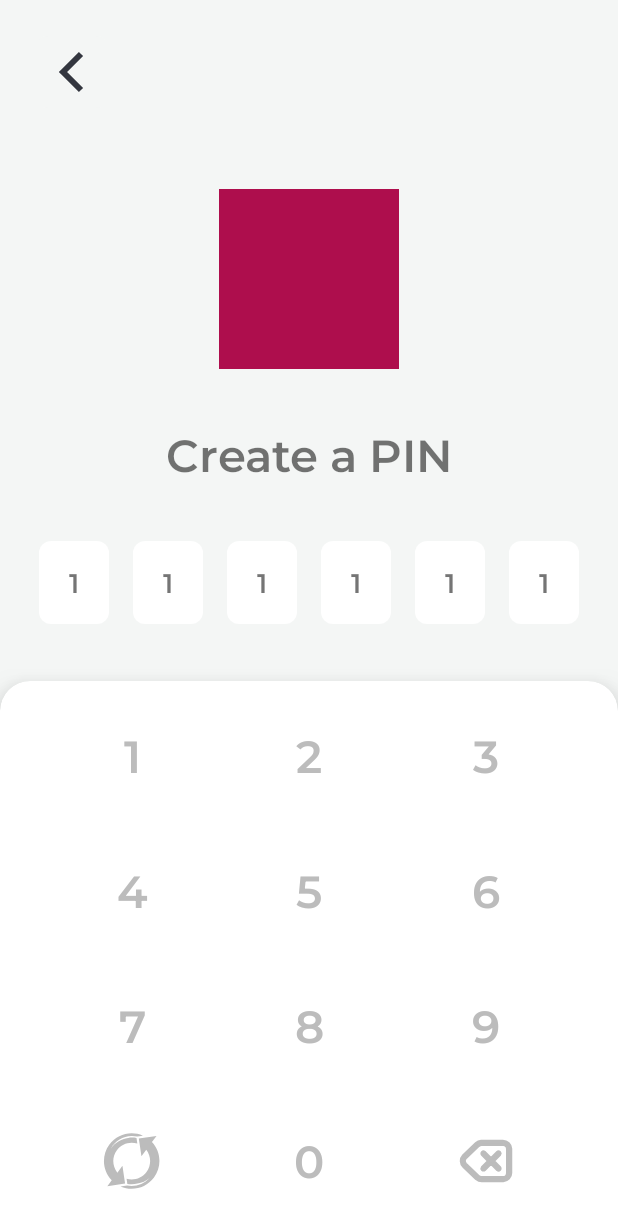
After one commit to javokhirakramjonov/AnorBank, an Android app: the PinCodeScreen screen opened through its navigation route, on a phone screen of 412 x 824 dp. The commit adds this screen. Shown: the top 1228 px of the screen. Run offline under Robolectric (Android 15) with nearby library versions, the phone set to English and light mode, and no system bars; our stand-ins replace Dagger/Hilt's generated code; libraries missing offline, so code that uses them is left out: by.kirich1409.viewbindingdelegate.

Commit message:
pinCodeScreen added

```diff
--- /dev/null
+++ b/app/src/main/java/uz/gita/anorbank/ui/screen/PinCodeScreen.kt
@@ -0,0 +1,44 @@
+package uz.gita.anorbank.ui.screen
+
+import android.os.Bundle
+import android.view.View
+import androidx.fragment.app.Fragment
+import androidx.fragment.app.viewModels
+import androidx.navigation.fragment.findNavController
+import by.kirich1409.viewbindingdelegate.viewBinding
+import uz.gita.anorbank.R
+import uz.gita.anorbank.databinding.ScreenPinCodeBinding
+import uz.gita.anorbank.ui.viewModel.PinCodeScreenVM
+import uz.gita.anorbank.ui.viewModel.impl.PinCodeScreenVMImpl
+
+class PinCodeScreen : Fragment(R.layout.screen_pin_code) {
+    private val viewModel: PinCodeScreenVM by viewModels<PinCodeScreenVMImpl>()
+    private val binding by viewBinding(ScreenPinCodeBinding::bind)
+
+    override fun onCreate(savedInstanceState: Bundle?) {
+        super.onCreate(savedInstanceState)
+        viewModel.goBackLD.observe(this) {
+            findNavController().popBackStack()
+        }
+    }
+
+    override fun onViewCreated(view: View, savedInstanceState: Bundle?) = with(binding) {
+        codeButton1.setOnClickListener {pressNumber(codeButton1.text.toString())}
+        codeButton2.setOnClickListener {pressNumber(codeButton2.text.toString())}
+        codeButton3.setOnClickListener {pressNumber(codeButton3.text.toString())}
+        codeButton4.setOnClickListener {pressNumber(codeButton4.text.toString())}
+        codeButton5.setOnClickListener {pressNumber(codeButton5.text.toString())}
+        codeButton6.setOnClickListener {pressNumber(codeButton6.text.toString())}
+        codeButton7.setOnClickListener {pressNumber(codeButton7.text.toString())}
+        codeButton8.setOnClickListener {pressNumber(codeButton8.text.toString())}
+        codeButton9.setOnClickListener {pressNumber(codeButton9.text.toString())}
+        codeButton10.setOnClickListener {}
+        codeButton11.setOnClickListener {pressNumber(codeButton11.text.toString())}
+        codeButton12.setOnClickListener {}
+        Unit
+    }
+
+    private fun pressNumber(digit: String) {
+
+    }
+}
--- a/app/src/main/java/uz/gita/anorbank/ui/screen/VerificationScreen.kt
+++ b/app/src/main/java/uz/gita/anorbank/ui/screen/VerificationScreen.kt
@@ -11,7 +11,6 @@ import androidx.navigation.fragment.navArgs
 import by.kirich1409.viewbindingdelegate.viewBinding
 import dagger.hilt.android.AndroidEntryPoint
 import uz.gita.anorbank.R
-import uz.gita.anorbank.data.model.simple.RegisterModel
 import uz.gita.anorbank.databinding.ScreenVerifyBinding
 import uz.gita.anorbank.ui.viewModel.VerificationScreenVM
 import uz.gita.anorbank.ui.viewModel.impl.VerificationScreenVMImpl
@@ -28,6 +27,9 @@ class VerificationScreen : Fragment(R.layout.screen_verify) {
         super.onCreate(savedInstanceState)
         viewModel.goBackLD.observe(this) {
             findNavController().popBackStack()
+        }
+        viewModel.goPinCodeScreenLD.observe(this) {
+            findNavController().navigate(R.id.action_verificationScreen_to_pinCodeScreen)
         }
     }
 
--- /dev/null
+++ b/app/src/main/java/uz/gita/anorbank/ui/viewModel/PinCodeScreenVM.kt
@@ -0,0 +1,10 @@
+package uz.gita.anorbank.ui.viewModel
+
+import androidx.lifecycle.LiveData
+
+interface PinCodeScreenVM {
+    val goBackLD: LiveData<Unit>
+
+
+    fun goBack()
+}
--- a/app/src/main/java/uz/gita/anorbank/ui/viewModel/VerificationScreenVM.kt
+++ b/app/src/main/java/uz/gita/anorbank/ui/viewModel/VerificationScreenVM.kt
@@ -11,6 +11,7 @@ interface VerificationScreenVM {
     val errorMessageLD: LiveData<String>
     val resendButtonStateLD: LiveData<Boolean>
     val sendCodeButtonLD: LiveData<Boolean>
+    val goPinCodeScreenLD: LiveData<Unit>
 
     fun resend(user: RegisterModel)
     fun sendCode(code: String)
--- /dev/null
+++ b/app/src/main/java/uz/gita/anorbank/ui/viewModel/impl/PinCodeScreenVMImpl.kt
@@ -0,0 +1,13 @@
+package uz.gita.anorbank.ui.viewModel.impl
+
+import androidx.lifecycle.MutableLiveData
+import androidx.lifecycle.ViewModel
+import uz.gita.anorbank.ui.viewModel.PinCodeScreenVM
+
+class PinCodeScreenVMImpl : ViewModel(), PinCodeScreenVM {
+    override val goBackLD = MutableLiveData<Unit>()
+
+    override fun goBack() {
+        goBackLD.value = Unit
+    }
+}
--- a/app/src/main/java/uz/gita/anorbank/ui/viewModel/impl/VerificationScreenVMImpl.kt
+++ b/app/src/main/java/uz/gita/anorbank/ui/viewModel/impl/VerificationScreenVMImpl.kt
@@ -1,6 +1,5 @@
 package uz.gita.anorbank.ui.viewModel.impl
 
-import android.util.Log
 import androidx.lifecycle.MutableLiveData
 import androidx.lifecycle.ViewModel
 import androidx.lifecycle.viewModelScope
@@ -27,6 +26,8 @@ class VerificationScreenVMImpl @Inject constructor(
     override val errorMessageLD = MutableLiveData<String>()
     override val resendButtonStateLD = MutableLiveData<Boolean>()
     override val sendCodeButtonLD = MutableLiveData<Boolean>()
+    override val goPinCodeScreenLD = MutableLiveData<Unit>()
+
     private var timer: Job? = null
 
     init {
@@ -62,9 +63,8 @@ class VerificationScreenVMImpl @Inject constructor(
         authUseCase.verifyUser(code).onEach {
             codeStateLD.value = false
             it.onSuccess {
-                //goMainScreen
                 timer?.cancel()
-                Log.d("TTT", "success")
+                goPinCodeScreenLD.value = Unit
             }
             it.onFailure {
                 inputCodeStateLD.value = true
--- /dev/null
+++ b/app/src/main/res/drawable/background_button_code.xml
@@ -0,0 +1,13 @@
+<?xml version="1.0" encoding="utf-8"?>
+<ripple
+    xmlns:android="http://schemas.android.com/apk/res/android"
+    android:color="@color/mainLight"
+    > <!-- default ripple color -->
+    <item>
+        <!-- the background shape when it's not being clicked -->
+        <shape android:shape="rectangle">
+            <solid android:color="@color/white" />
+            <corners android:radius="8dp" />
+        </shape>
+    </item>
+</ripple>
--- /dev/null
+++ b/app/src/main/res/drawable/background_edit_round8_white.xml
@@ -0,0 +1,16 @@
+<?xml version="1.0" encoding="utf-8"?>
+<selector xmlns:android="http://schemas.android.com/apk/res/android">
+    <item android:state_selected="true">
+        <shape>
+            <stroke android:width="1dp" android:color="@color/mainLight" />
+            <solid android:color="@color/white"/>
+            <corners android:radius="8dp" />
+        </shape>
+    </item>
+    <item android:state_selected="false">
+        <shape>
+            <solid android:color="@color/white"/>
+            <corners android:radius="8dp" />
+        </shape>
+    </item>
+</selector>
--- /dev/null
+++ b/app/src/main/res/drawable/ic_backspace.xml
@@ -0,0 +1,12 @@
+<vector xmlns:android="http://schemas.android.com/apk/res/android"
+    android:width="24dp"
+    android:height="24dp"
+    android:viewportWidth="24"
+    android:viewportHeight="24">
+  <path
+      android:pathData="M18.75,4C20.483,4 21.899,5.356 21.995,7.066L22,7.25L22,16.75C22,18.483 20.644,19.899 18.934,19.995L18.75,20L10.249,20C9.485,20 8.747,19.731 8.164,19.244L8.009,19.105L3.014,14.355C1.713,13.118 1.661,11.061 2.898,9.761L3.014,9.645L8.009,4.895C8.563,4.368 9.283,4.055 10.041,4.007L10.249,4L18.75,4ZM18.75,5.5L10.249,5.5C9.856,5.5 9.476,5.632 9.17,5.872L9.043,5.982L4.047,10.732L3.985,10.794C3.358,11.453 3.346,12.473 3.931,13.146L4.047,13.268L9.043,18.018C9.328,18.289 9.694,18.455 10.081,18.492L10.249,18.5L18.75,18.5C19.668,18.5 20.421,17.793 20.494,16.894L20.5,16.75L20.5,7.25C20.5,6.332 19.793,5.579 18.894,5.506L18.75,5.5ZM11.446,8.397L11.53,8.47L14,10.939L16.47,8.47C16.763,8.177 17.237,8.177 17.53,8.47C17.797,8.736 17.821,9.153 17.603,9.446L17.53,9.53L15.061,12L17.53,14.47C17.823,14.763 17.823,15.237 17.53,15.53C17.264,15.797 16.847,15.821 16.554,15.603L16.47,15.53L14,13.061L11.53,15.53C11.237,15.823 10.763,15.823 10.47,15.53C10.203,15.264 10.179,14.847 10.397,14.554L10.47,14.47L12.939,12L10.47,9.53C10.177,9.237 10.177,8.763 10.47,8.47C10.736,8.203 11.153,8.179 11.446,8.397Z"
+      android:strokeWidth="1"
+      android:fillColor="@color/textLight"
+      android:fillType="nonZero"
+      android:strokeColor="@color/textLight"/>
+</vector>
--- /dev/null
+++ b/app/src/main/res/drawable/ic_cycle.xml
@@ -0,0 +1,9 @@
+<vector xmlns:android="http://schemas.android.com/apk/res/android"
+    android:width="512dp"
+    android:height="512dp"
+    android:viewportWidth="512"
+    android:viewportHeight="512">
+  <path
+      android:pathData="M252.31,19.96c-72.04,0.36 -142.99,33.53 -189.18,95.97 -69.83,94.39 -59.13,223.32 19.85,304.99l-37.24,50.33 151.22,-22.61L174.35,297.42l-43.14,58.31c-44.08,-54.38 -47.72,-133.65 -4.16,-192.53 30.68,-41.47 77.86,-63.5 125.76,-63.75 16.34,-0.09 32.77,2.38 48.65,7.47l-6.96,-46.55c-23.86,-4.86 -47.91,-5.03 -71.02,-1 -59.23,7.32 -113.99,39.92 -148.16,91.21 35.65,-65.89 103.77,-105.92 176.04,-107.74 1.67,-0.04 3.35,-0.06 5.02,-0.06 14.8,-0.01 29.75,1.6 44.6,4.91l48.61,-7.27c-31.14,-13.91 -64.32,-20.62 -97.27,-20.45zM465.24,42.01l-151.22,22.61 22.61,151.22 41.13,-55.59c42.2,54.29 45.09,132.05 2.19,190.04 -40.22,54.37 -108.82,75.32 -170.19,57.57l6.52,43.6c28.73,5.53 58.24,4.41 86.2,-3.07 37.45,-5.96 73.34,-22.05 103.16,-47.73 -49.2,54.65 -122.61,77.51 -191.74,64.34l-55.8,8.34c99.03,43.7 218.4,14.77 285.51,-75.94 69.13,-93.44 59.34,-220.74 -17.48,-302.53l39.11,-52.87z"
+      android:fillColor="@color/textLight"/>
+</vector>
--- /dev/null
+++ b/app/src/main/res/layout/screen_pin_code.xml
@@ -0,0 +1,306 @@
+<?xml version="1.0" encoding="utf-8"?>
+<androidx.constraintlayout.widget.ConstraintLayout xmlns:android="http://schemas.android.com/apk/res/android"
+    xmlns:app="http://schemas.android.com/apk/res-auto"
+    xmlns:tools="http://schemas.android.com/tools"
+    android:layout_width="match_parent"
+    android:layout_height="match_parent"
+    android:background="@color/grayBackground"
+    tools:context=".ui.screen.PinCodeScreen">
+
+    <androidx.appcompat.widget.AppCompatImageView
+        android:id="@+id/buttonBack"
+        android:layout_width="48dp"
+        android:layout_height="48dp"
+        android:layout_margin="24dp"
+        android:background="@drawable/background_button_transparent_round8"
+        android:clickable="true"
+        android:focusable="true"
+        android:src="@drawable/ic_back"
+        app:layout_constraintStart_toStartOf="parent"
+        app:layout_constraintTop_toTopOf="parent" />
+
+    <androidx.appcompat.widget.AppCompatImageView
+        android:id="@+id/icon"
+        android:layout_width="120dp"
+        android:layout_height="120dp"
+        android:layout_marginTop="16dp"
+        android:src="@drawable/dummy"
+        app:layout_constraintBottom_toTopOf="@id/txt"
+        app:layout_constraintEnd_toEndOf="parent"
+        app:layout_constraintStart_toStartOf="parent"
+        app:layout_constraintTop_toBottomOf="@id/buttonBack" />
+
+    <androidx.appcompat.widget.AppCompatTextView
+        android:id="@+id/txt"
+        android:layout_width="wrap_content"
+        android:layout_height="wrap_content"
+        android:text="Create a PIN"
+        android:textSize="30sp"
+        app:fontFamily="@font/montserrat_semi_bold"
+        app:layout_constraintBottom_toTopOf="@id/containerCode"
+        app:layout_constraintEnd_toEndOf="parent"
+        app:layout_constraintStart_toStartOf="parent"
+        app:layout_constraintTop_toBottomOf="@id/icon" />
+
+    <androidx.appcompat.widget.LinearLayoutCompat
+        android:id="@+id/containerCode"
+        android:layout_width="wrap_content"
+        android:layout_height="wrap_content"
+        app:layout_constraintBottom_toTopOf="@id/numbers"
+        app:layout_constraintEnd_toEndOf="parent"
+        app:layout_constraintStart_toStartOf="parent"
+        app:layout_constraintTop_toBottomOf="@id/txt">
+
+        <androidx.appcompat.widget.AppCompatTextView
+            android:layout_width="wrap_content"
+            android:layout_height="wrap_content"
+            android:layout_marginHorizontal="8dp"
+            android:background="@drawable/background_edit_round8_white"
+            android:backgroundTint="@color/white"
+            android:paddingHorizontal="20dp"
+            android:paddingVertical="16dp"
+            android:text="1"
+            android:textSize="18sp"
+            app:fontFamily="@font/montserrat_semi_bold" />
+
+        <androidx.appcompat.widget.AppCompatTextView
+            android:layout_width="wrap_content"
+            android:layout_height="wrap_content"
+            android:layout_marginHorizontal="8dp"
+            android:background="@drawable/background_edit_round8_white"
+            android:backgroundTint="@color/white"
+            android:paddingHorizontal="20dp"
+            android:paddingVertical="16dp"
+            android:text="1"
+            android:textSize="18sp"
+            app:fontFamily="@font/montserrat_semi_bold" />
+
+        <androidx.appcompat.widget.AppCompatTextView
+            android:layout_width="wrap_content"
+            android:layout_height="wrap_content"
+            android:layout_marginHorizontal="8dp"
+            android:background="@drawable/background_edit_round8_white"
+            android:backgroundTint="@color/white"
+            android:paddingHorizontal="20dp"
+            android:paddingVertical="16dp"
+            android:text="1"
+            android:textSize="18sp"
+            app:fontFamily="@font/montserrat_semi_bold" />
+
+        <androidx.appcompat.widget.AppCompatTextView
+            android:layout_width="wrap_content"
+            android:layout_height="wrap_content"
+            android:layout_marginHorizontal="8dp"
+            android:background="@drawable/background_edit_round8_white"
+            android:backgroundTint="@color/white"
+            android:paddingHorizontal="20dp"
+            android:paddingVertical="16dp"
+            android:text="1"
+            android:textSize="18sp"
+            app:fontFamily="@font/montserrat_semi_bold" />
+
+        <androidx.appcompat.widget.AppCompatTextView
+            android:layout_width="wrap_content"
+            android:layout_height="wrap_content"
+            android:layout_marginHorizontal="8dp"
+            android:background="@drawable/background_edit_round8_white"
+            android:backgroundTint="@color/white"
+            android:paddingHorizontal="20dp"
+            android:paddingVertical="16dp"
+            android:text="1"
+            android:textSize="18sp"
+            app:fontFamily="@font/montserrat_semi_bold" />
+
+        <androidx.appcompat.widget.AppCompatTextView
+            android:layout_width="wrap_content"
+            android:layout_height="wrap_content"
+            android:layout_marginHorizontal="8dp"
+            android:background="@drawable/background_edit_round8_white"
+            android:backgroundTint="@color/white"
+            android:paddingHorizontal="20dp"
+            android:paddingVertical="16dp"
+            android:text="1"
+            android:textSize="18sp"
+            app:fontFamily="@font/montserrat_semi_bold" />
+    </androidx.appcompat.widget.LinearLayoutCompat>
+
+    <androidx.cardview.widget.CardView
+        android:id="@+id/numbers"
+        android:layout_width="match_parent"
+        android:layout_height="wrap_content"
+        android:layout_marginBottom="-20dp"
+        app:cardCornerRadius="20dp"
+        app:cardElevation="16dp"
+        app:layout_constraintBottom_toBottomOf="parent">
+
+        <androidx.constraintlayout.widget.ConstraintLayout
+            android:layout_width="match_parent"
+            android:layout_height="wrap_content"
+            android:layout_marginBottom="20dp">
+
+            <androidx.appcompat.widget.AppCompatTextView
+                android:id="@+id/codeButton1"
+                android:layout_width="80dp"
+                android:layout_height="80dp"
+                android:background="@drawable/background_button_code"
+                android:clickable="true"
+                android:focusable="true"
+                android:gravity="center"
+                android:text="1"
+                android:textColor="@color/textLight"
+                android:textSize="30sp"
+                app:fontFamily="@font/montserrat_semi_bold" />
+
+            <androidx.appcompat.widget.AppCompatTextView
+                android:id="@+id/codeButton2"
+                android:layout_width="80dp"
+                android:layout_height="80dp"
+                android:background="@drawable/background_button_code"
+                android:clickable="true"
+                android:focusable="true"
+                android:gravity="center"
+                android:text="2"
+                android:textColor="@color/textLight"
+                android:textSize="30sp"
+                app:fontFamily="@font/montserrat_semi_bold" />
+
+            <androidx.appcompat.widget.AppCompatTextView
+                android:id="@+id/codeButton3"
+                android:layout_width="80dp"
+                android:layout_height="80dp"
+                android:background="@drawable/background_button_code"
+                android:clickable="true"
+                android:focusable="true"
+                android:gravity="center"
+                android:text="3"
+                android:textColor="@color/textLight"
+                android:textSize="30sp"
+                app:fontFamily="@font/montserrat_semi_bold" />
+
+            <androidx.appcompat.widget.AppCompatTextView
+                android:id="@+id/codeButton4"
+                android:layout_width="80dp"
+                android:layout_height="80dp"
+                android:background="@drawable/background_button_code"
+                android:clickable="true"
+                android:focusable="true"
+                android:gravity="center"
+                android:text="4"
+                android:textColor="@color/textLight"
+                android:textSize="30sp"
+                app:fontFamily="@font/montserrat_semi_bold" />
+
+            <androidx.appcompat.widget.AppCompatTextView
+                android:id="@+id/codeButton5"
+                android:layout_width="80dp"
+                android:layout_height="80dp"
+                android:background="?android:selectableItemBackgroundBorderless"
+                android:clickable="true"
+                android:focusable="true"
+                android:gravity="center"
+                android:text="5"
+                android:textColor="@color/textLight"
+                android:textSize="30sp"
+                app:fontFamily="@font/montserrat_semi_bold" />
+
+            <androidx.appcompat.widget.AppCompatTextView
+                android:id="@+id/codeButton6"
+                android:layout_width="80dp"
+                android:layout_height="80dp"
+                android:background="@drawable/background_button_code"
+                android:clickable="true"
+                android:focusable="true"
+                android:gravity="center"
+                android:text="6"
+                android:textColor="@color/textLight"
+                android:textSize="30sp"
+                app:fontFamily="@font/montserrat_semi_bold" />
+
+            <androidx.appcompat.widget.AppCompatTextView
+                android:id="@+id/codeButton7"
+                android:layout_width="80dp"
+                android:layout_height="80dp"
+                android:background="@drawable/background_button_code"
+                android:clickable="true"
+                android:focusable="true"
+                android:gravity="center"
+                android:text="7"
+                android:textColor="@color/textLight"
+                android:textSize="30sp"
+                app:fontFamily="@font/montserrat_semi_bold" />
+
+            <androidx.appcompat.widget.AppCompatTextView
+                android:id="@+id/codeButton8"
+                android:layout_width="80dp"
+                android:layout_height="80dp"
+                android:background="@drawable/background_button_code"
+                android:clickable="true"
+                android:focusable="true"
+                android:gravity="center"
+                android:text="8"
+                android:textColor="@color/textLight"
+                android:textSize="30sp"
+                app:fontFamily="@font/montserrat_semi_bold" />
+
+            <androidx.appcompat.widget.AppCompatTextView
+                android:id="@+id/codeButton9"
+                android:layout_width="80dp"
+                android:layout_height="80dp"
+                android:background="@drawable/background_button_code"
+                android:clickable="true"
+                android:focusable="true"
+                android:gravity="center"
+                android:text="9"
+                android:textColor="@color/textLight"
+                android:textSize="30sp"
+                app:fontFamily="@font/montserrat_semi_bold" />
+
+            <androidx.appcompat.widget.AppCompatImageView
+                android:id="@+id/codeButton10"
+                android:layout_width="80dp"
+                android:layout_height="80dp"
+                android:background="@drawable/background_button_code"
+                android:clickable="true"
+                android:focusable="true"
+                android:gravity="center"
+                android:padding="20dp"
+                android:src="@drawable/ic_cycle" />
+
+            <androidx.appcompat.widget.AppCompatTextView
+                android:id="@+id/codeButton11"
+                android:layout_width="80dp"
+                android:layout_height="80dp"
+                android:background="@drawable/background_button_code"
+                android:clickable="true"
+                android:focusable="true"
+                android:gravity="center"
+                android:text="0"
+                android:textColor="@color/textLight"
+                android:textSize="30sp"
+                app:fontFamily="@font/montserrat_semi_bold" />
+
+            <androidx.appcompat.widget.AppCompatImageView
+                android:id="@+id/codeButton12"
+                android:layout_width="80dp"
+                android:layout_height="80dp"
+                android:background="@drawable/background_button_code"
+                android:clickable="true"
+                android:focusable="true"
+                android:gravity="center"
+                android:padding="20dp"
+                android:src="@drawable/ic_backspace" />
+
+            <androidx.constraintlayout.helper.widget.Flow
+                android:id="@+id/containerCodeFlow"
+                android:layout_width="match_parent"
+                android:layout_height="wrap_content"
+                android:layout_margin="10dp"
+                app:constraint_referenced_ids="codeButton1,codeButton2,codeButton3,codeButton4,codeButton5,codeButton6,codeButton7,codeButton8,codeButton9,codeButton10,codeButton11,codeButton12"
+                app:flow_maxElementsWrap="3"
+                app:flow_verticalGap="10dp"
+                app:flow_wrapMode="chain"
+                app:layout_constraintBottom_toBottomOf="parent"
+                app:layout_constraintTop_toTopOf="parent" />
+        </androidx.constraintlayout.widget.ConstraintLayout>
+    </androidx.cardview.widget.CardView>
+</androidx.constraintlayout.widget.ConstraintLayout>
--- a/app/src/main/res/navigation/my_nav.xml
+++ b/app/src/main/res/navigation/my_nav.xml
@@ -35,9 +35,19 @@
         android:id="@+id/verificationScreen"
         android:name="uz.gita.anorbank.ui.screen.VerificationScreen"
         android:label="screen_verify"
-        tools:layout="@layout/screen_verify" >
+        tools:layout="@layout/screen_verify">
         <argument
             android:name="user"
             app:argType="uz.gita.anorbank.data.model.simple.RegisterModel" />
+        <action
+            android:id="@+id/action_verificationScreen_to_pinCodeScreen"
+            app:destination="@id/pinCodeScreen"
+            app:popUpTo="@id/verificationScreen"
+            app:popUpToInclusive="true" />
     </fragment>
+    <fragment
+        android:id="@+id/pinCodeScreen"
+        android:name="uz.gita.anorbank.ui.screen.PinCodeScreen"
+        android:label="screen_pin_code"
+        tools:layout="@layout/screen_pin_code" />
 </navigation>
--- a/app/src/main/res/values/colors.xml
+++ b/app/src/main/res/values/colors.xml
@@ -13,4 +13,5 @@
     <color name="mainBackground">#AE0E4D</color>
     <color name="grayBackground">#F4F6F5</color>
     <color name="textDark">#545768</color>
+    <color name="textLight">#BCBCBC</color>
 </resources>
```
